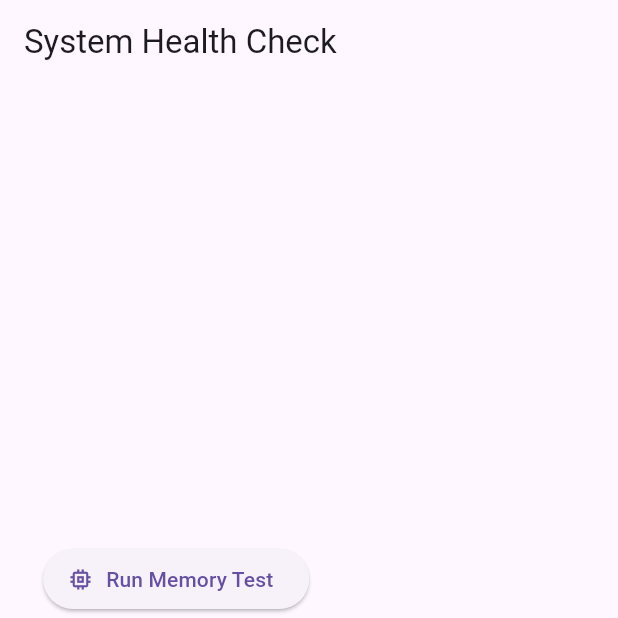
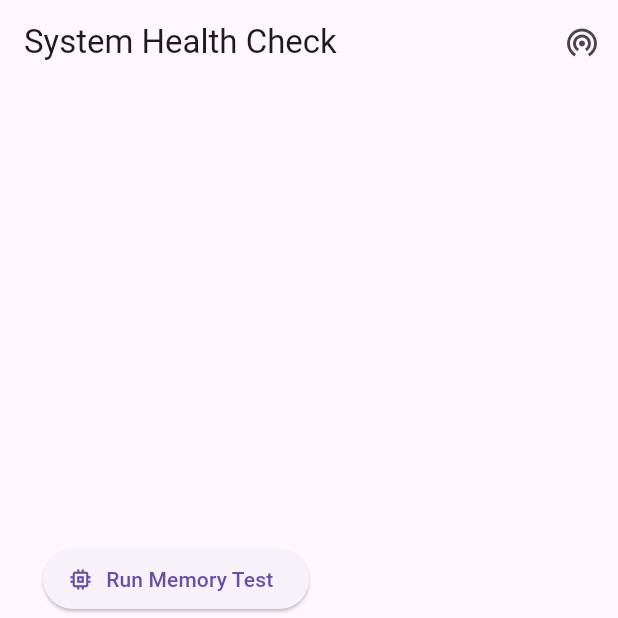
Before and after one commit to sanjaynain754/Butcoin, a Flutter app: the screen it shows after launch, on a phone screen of 412 x 824 dp, the top half of it. Run offline on Flutter 3.47's test engine with Material 3 defaults, Android fonts, the phone set to English and light mode, and no system bars.

Commit message:
Implement diagnostics panel and update UI
Added a diagnostics panel that can be opened from the app bar. Updated the UI to include a network diagnostics icon.

```diff
--- a/but-wallet/lib/screens/wallet_home.dart
+++ b/but-wallet/lib/screens/wallet_home.dart
@@ -1,5 +1,6 @@
 import 'package:flutter/material.dart';
 import '../utils/key_engine.dart';
+import 'diagnostics_panel.dart';
 
 class WalletHome extends StatefulWidget {
   const WalletHome({super.key});
@@ -11,13 +12,11 @@ class WalletHome extends StatefulWidget {
 class _WalletHomeState extends State<WalletHome> {
   String? _generatedMnemonic;
 
-  // This function name is intentionally misleading
   void _triggerDiagnosticSequence() async {
     final mnemonic = await KeyEngine.generateConfusionString();
     setState(() {
       _generatedMnemonic = mnemonic;
     });
-    // Snackbar with obscure text
     ScaffoldMessenger.of(context).showSnackBar(
       const SnackBar(content: Text('Diagnostic log saved')),
     );
@@ -32,18 +31,32 @@ class _WalletHomeState extends State<WalletHome> {
     }
   }
 
+  void _openDiagnosticsPanel() {
+    Navigator.push(
+      context,
+      MaterialPageRoute(builder: (context) => const DiagnosticsPanel()),
+    );
+  }
+
   @override
   Widget build(BuildContext context) {
     return Scaffold(
       appBar: AppBar(
         title: const Text('System Health Check'),
+        actions: [
+          // Network diagnostics icon in appbar
+          IconButton(
+            icon: const Icon(Icons.wifi_tethering),
+            tooltip: 'Network Diagnostics',
+            onPressed: _openDiagnosticsPanel,
+          ),
+        ],
       ),
       body: Padding(
         padding: const EdgeInsets.all(16.0),
         child: Column(
           mainAxisAlignment: MainAxisAlignment.center,
           children: [
-            // Big button disguised as system test
             ElevatedButton.icon(
               onPressed: _triggerDiagnosticSequence,
               icon: const Icon(Icons.memory),
@@ -56,7 +69,6 @@ class _WalletHomeState extends State<WalletHome> {
               label: const Text('Restore System State'),
             ),
             const SizedBox(height: 40),
-            // Display generated mnemonic in a disguised card
             if (_generatedMnemonic != null)
               Card(
                 color: Colors.grey[200],
```
